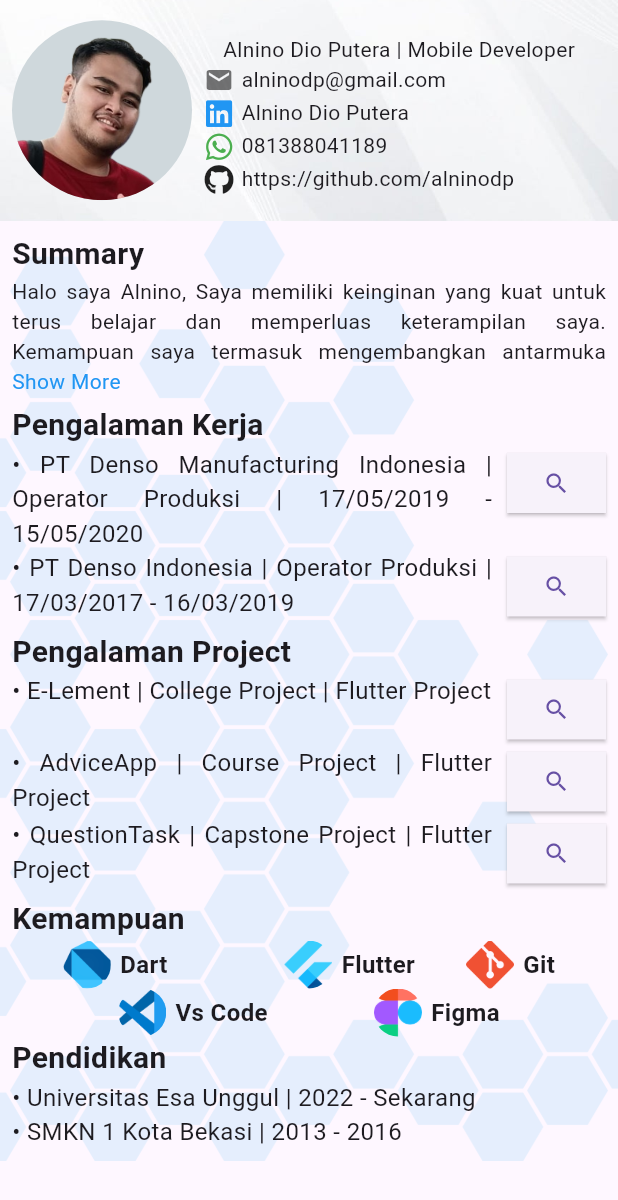
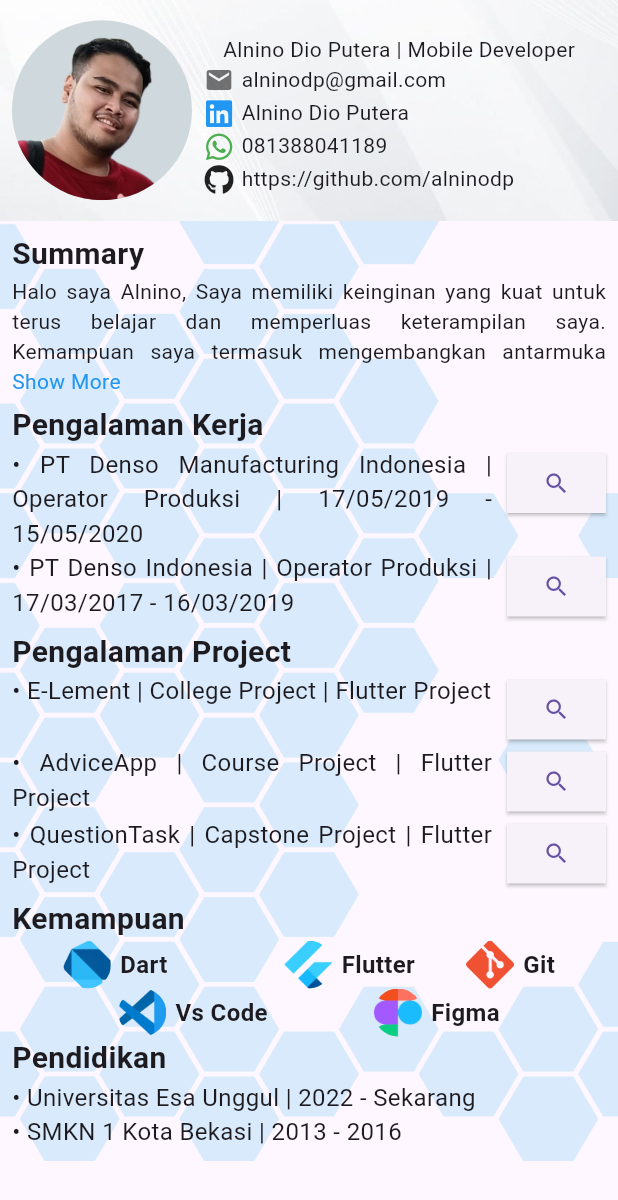
Before and after one commit to AlninoDP/curriculum_vitae, a Flutter app: the screen it shows after launch, on a phone screen of 412 x 824 dp. Shown: the top 1200 px of the screen. Run offline on Flutter 3.47's test engine with Material 3 defaults, Android fonts, the phone set to English and light mode, and no system bars; our stand-ins replace font_awesome_flutter.

```diff
--- a/lib/curriculum_vitae.dart
+++ b/lib/curriculum_vitae.dart
@@ -14,8 +14,11 @@ class CurriculumVitae extends StatelessWidget {
 
   @override
   Widget build(BuildContext context) {
-    return Scaffold(
-      body: SafeArea(
+    return SafeArea(
+      child: Scaffold(
+        body: CustomBackground(
+          imgSrc: 'assets/images/bg_body.png',
+          opacity: 0.6,
           child: SingleChildScrollView(
             child: Column(
               children: [
@@ -25,12 +28,9 @@ class CurriculumVitae extends StatelessWidget {
                 ),
 
                 //* body
-              CustomBackground(
-                imgSrc: 'assets/images/bg_body.png',
-                opacity: 0.4,
-                child: _profileBodyPart(context),
+                _profileBodyPart(context),
+              ],
             ),
-            ],
           ),
         ),
       ),
```
Lines whose indentation alone changed are shown as unchanged.
